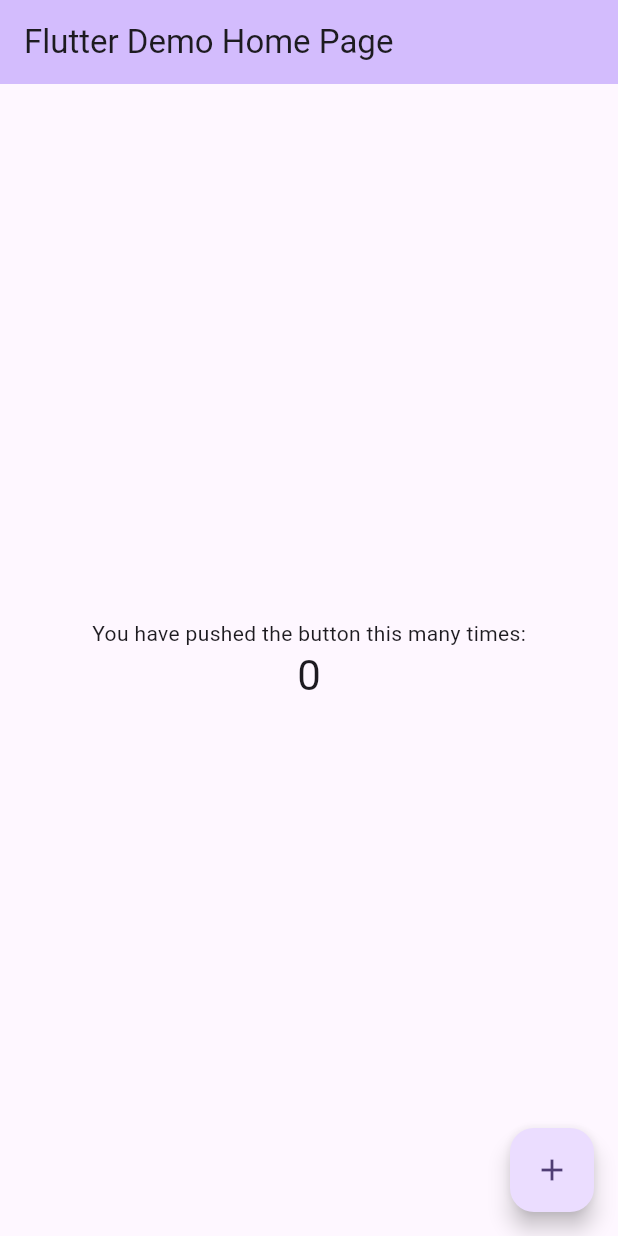
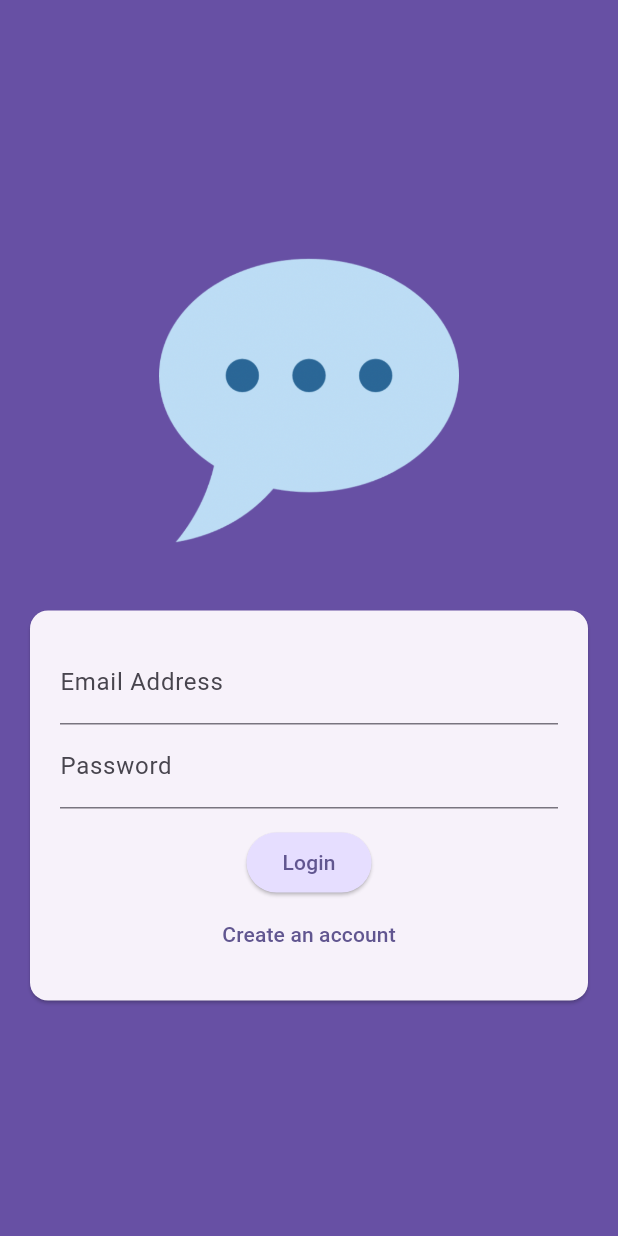
Before and after one commit to AnweshaPal26/ChatApp-Flutter, a Flutter app: the screen it shows after launch, on a phone screen of 412 x 824 dp. Run offline on Flutter 3.47's test engine with Material 3 defaults, Android fonts, the phone set to English and light mode, and no system bars; our stand-ins replace firebase_auth, firebase_core; accounts and stored records are empty.

```diff
--- a/lib/main.dart
+++ b/lib/main.dart
@@ -1,122 +1,42 @@
+import 'package:chat_app/screens/auth.dart';
+import 'package:chat_app/screens/chat.dart';
+import 'package:chat_app/screens/splash.dart';
+import 'package:firebase_auth/firebase_auth.dart';
 import 'package:flutter/material.dart';
+import 'package:firebase_core/firebase_core.dart';
+import 'firebase_options.dart';
 
-void main() {
-  runApp(const MyApp());
+void main() async {
+  WidgetsFlutterBinding.ensureInitialized();
+  await Firebase.initializeApp(options: DefaultFirebaseOptions.currentPlatform);
+  runApp(const App());
 }
 
-class MyApp extends StatelessWidget {
-  const MyApp({super.key});
+class App extends StatelessWidget {
+  const App({super.key});
 
-  // This widget is the root of your application.
   @override
   Widget build(BuildContext context) {
     return MaterialApp(
-      title: 'Flutter Demo',
-      theme: ThemeData(
-        // This is the theme of your application.
-        //
-        // TRY THIS: Try running your application with "flutter run". You'll see
-        // the application has a purple toolbar. Then, without quitting the app,
-        // try changing the seedColor in the colorScheme below to Colors.green
-        // and then invoke "hot reload" (save your changes or press the "hot
-        // reload" button in a Flutter-supported IDE, or press "r" if you used
-        // the command line to start the app).
-        //
-        // Notice that the counter didn't reset back to zero; the application
-        // state is not lost during the reload. To reset the state, use hot
-        // restart instead.
-        //
-        // This works for code too, not just values: Most code changes can be
-        // tested with just a hot reload.
-        colorScheme: ColorScheme.fromSeed(seedColor: Colors.deepPurple),
+      title: 'FlutterChat',
+      theme: ThemeData().copyWith(
+        useMaterial3: true,
+        colorScheme: ColorScheme.fromSeed(
+          seedColor: const Color.fromARGB(255, 63, 17, 177),
+        ),
       ),
-      home: const MyHomePage(title: 'Flutter Demo Home Page'),
+      home: StreamBuilder(
+        stream: FirebaseAuth.instance.authStateChanges(),
+        builder: (ctx, snapshot) {
+          if (snapshot.connectionState == ConnectionState.waiting) {
+            return const SplashScreen();
+          }
+          if (snapshot.hasData) {
+            return const ChatScreen();
+          }
+          return const AuthScreen();
+        },
+      ),
     );
   }
 }
-
-class MyHomePage extends StatefulWidget {
-  const MyHomePage({super.key, required this.title});
-
-  // This widget is the home page of your application. It is stateful, meaning
-  // that it has a State object (defined below) that contains fields that affect
-  // how it looks.
-
-  // This class is the configuration for the state. It holds the values (in this
-  // case the title) provided by the parent (in this case the App widget) and
-  // used by the build method of the State. Fields in a Widget subclass are
-  // always marked "final".
-
-  final String title;
-
-  @override
-  State<MyHomePage> createState() => _MyHomePageState();
-}
-
-class _MyHomePageState extends State<MyHomePage> {
-  int _counter = 0;
-
-  void _incrementCounter() {
-    setState(() {
-      // This call to setState tells the Flutter framework that something has
-      // changed in this State, which causes it to rerun the build method below
-      // so that the display can reflect the updated values. If we changed
-      // _counter without calling setState(), then the build method would not be
-      // called again, and so nothing would appear to happen.
-      _counter++;
-    });
-  }
-
-  @override
-  Widget build(BuildContext context) {
-    // This method is rerun every time setState is called, for instance as done
-    // by the _incrementCounter method above.
-    //
-    // The Flutter framework has been optimized to make rerunning build methods
-    // fast, so that you can just rebuild anything that needs updating rather
-    // than having to individually change instances of widgets.
-    return Scaffold(
-      appBar: AppBar(
-        // TRY THIS: Try changing the color here to a specific color (to
-        // Colors.amber, perhaps?) and trigger a hot reload to see the AppBar
-        // change color while the other colors stay the same.
-        backgroundColor: Theme.of(context).colorScheme.inversePrimary,
-        // Here we take the value from the MyHomePage object that was created by
-        // the App.build method, and use it to set our appbar title.
-        title: Text(widget.title),
-      ),
-      body: Center(
-        // Center is a layout widget. It takes a single child and positions it
-        // in the middle of the parent.
-        child: Column(
-          // Column is also a layout widget. It takes a list of children and
-          // arranges them vertically. By default, it sizes itself to fit its
-          // children horizontally, and tries to be as tall as its parent.
-          //
-          // Column has various properties to control how it sizes itself and
-          // how it positions its children. Here we use mainAxisAlignment to
-          // center the children vertically; the main axis here is the vertical
-          // axis because Columns are vertical (the cross axis would be
-          // horizontal).
-          //
-          // TRY THIS: Invoke "debug painting" (choose the "Toggle Debug Paint"
-          // action in the IDE, or press "p" in the console), to see the
-          // wireframe for each widget.
-          mainAxisAlignment: MainAxisAlignment.center,
-          children: <Widget>[
-            const Text('You have pushed the button this many times:'),
-            Text(
-              '$_counter',
-              style: Theme.of(context).textTheme.headlineMedium,
-            ),
-          ],
-        ),
-      ),
-      floatingActionButton: FloatingActionButton(
-        onPressed: _incrementCounter,
-        tooltip: 'Increment',
-        child: const Icon(Icons.add),
-      ), // This trailing comma makes auto-formatting nicer for build methods.
-    );
-  }
-}
--- /dev/null
+++ b/lib/screens/auth.dart
@@ -0,0 +1,148 @@
+import 'package:flutter/material.dart';
+import 'package:firebase_auth/firebase_auth.dart';
+
+final _firebase = FirebaseAuth.instance;
+
+class AuthScreen extends StatefulWidget {
+  const AuthScreen({super.key});
+
+  @override
+  State<AuthScreen> createState() {
+    return _AuthScreen();
+  }
+}
+
+class _AuthScreen extends State<AuthScreen> {
+  final _form = GlobalKey<FormState>();
+
+  var _isLogin = true;
+  var _enteredEmail = '';
+  var _enteredPassword = '';
+
+  void _submit() async {
+    final isvalid = _form.currentState!.validate();
+    if (!isvalid) {
+      return;
+    }
+    _form.currentState!.save();
+    print(_enteredEmail);
+    print(_enteredPassword);
+    try {
+      if (_isLogin) {
+        final userCredentials = await _firebase.signInWithEmailAndPassword(
+          email: _enteredEmail,
+          password: _enteredPassword,
+        );
+        print(userCredentials);
+      } else {
+        final userCredentials = await _firebase.createUserWithEmailAndPassword(
+          email: _enteredEmail,
+          password: _enteredPassword,
+        );
+        print(userCredentials);
+      }
+    } on FirebaseAuthException catch (error) {
+      ScaffoldMessenger.of(context).clearSnackBars();
+      ScaffoldMessenger.of(context).showSnackBar(
+        SnackBar(content: Text(error.message ?? 'Authentication Failed')),
+      );
+    }
+  }
+
+  @override
+  Widget build(BuildContext context) {
+    return Scaffold(
+      backgroundColor: Theme.of(context).primaryColor,
+      body: Center(
+        child: SingleChildScrollView(
+          child: Column(
+            children: [
+              Container(
+                margin: EdgeInsets.only(
+                  top: 30,
+                  bottom: 20,
+                  left: 20,
+                  right: 20,
+                ),
+                width: 200,
+                child: Image.asset('assets/images/chat.png'),
+              ),
+              Card(
+                margin: const EdgeInsets.all(20),
+                child: SingleChildScrollView(
+                  child: Padding(
+                    padding: const EdgeInsets.all(20),
+                    child: Form(
+                      key: _form,
+                      child: Column(
+                        mainAxisSize: MainAxisSize.min,
+                        children: [
+                          TextFormField(
+                            decoration: const InputDecoration(
+                              labelText: 'Email Address',
+                            ),
+                            keyboardType: TextInputType.emailAddress,
+                            autocorrect: false,
+                            textCapitalization: TextCapitalization.none,
+                            validator: (value) {
+                              if (value == null ||
+                                  value.trim().isEmpty ||
+                                  !value.contains('@')) {
+                                return 'Please enter a valid email address';
+                              }
+                              return null;
+                            },
+                            onSaved: (value) {
+                              _enteredEmail = value!;
+                            },
+                          ),
+                          TextFormField(
+                            decoration: const InputDecoration(
+                              labelText: 'Password',
+                            ),
+                            obscureText: true,
+                            validator: (value) {
+                              if (value == null || value.trim().length < 6) {
+                                return 'Password must be atleast 6 charachter long';
+                              }
+                              return null;
+                            },
+                            onSaved: (value) {
+                              _enteredPassword = value!;
+                            },
+                          ),
+                          const SizedBox(height: 12),
+                          ElevatedButton(
+                            onPressed: _submit,
+                            style: ElevatedButton.styleFrom(
+                              backgroundColor: Theme.of(
+                                context,
+                              ).colorScheme.primaryContainer,
+                            ),
+                            child: Text(_isLogin ? 'Login' : 'Signup'),
+                          ),
+                          TextButton(
+                            onPressed: () {
+                              setState(() {
+                                _isLogin = !_isLogin;
+                              });
+                            },
+                            child: Text(
+                              _isLogin
+                                  ? 'Create an account'
+                                  : 'I already have an account',
+                            ),
+                          ),
+                        ],
+                      ),
+                    ),
+                  ),
+                ),
+              ),
+            ],
+          ),
+        ),
+      ),
+    );
+  }
+}
--- a/pubspec.yaml
+++ b/pubspec.yaml
@@ -34,6 +34,8 @@ dependencies:
   # The following adds the Cupertino Icons font to your application.
   # Use with the CupertinoIcons class for iOS style icons.
   cupertino_icons: ^1.0.8
+  firebase_core: ^4.0.0
+  firebase_auth: ^6.0.1
 
 dev_dependencies:
   flutter_test:
@@ -58,8 +60,8 @@ flutter:
   uses-material-design: true
 
   # To add assets to your application, add an assets section, like this:
-  # assets:
-  #   - images/a_dot_burr.jpeg
+  assets:
+   - assets/images/chat.png
   #   - images/a_dot_ham.jpeg
 
   # An image asset can refer to one or more resolution-specific "variants", see
```
Also changed, not shown: firepit-log.txt (added, +13 -0 lines), lib/screens/chat.dart (added, +27 -0 lines), lib/screens/splash.dart (added, +13 -0 lines), assets/images/chat.png (added), firebase.json (added), lib/firebase_options.dart (added), pubspec.lock, 15 other files.
